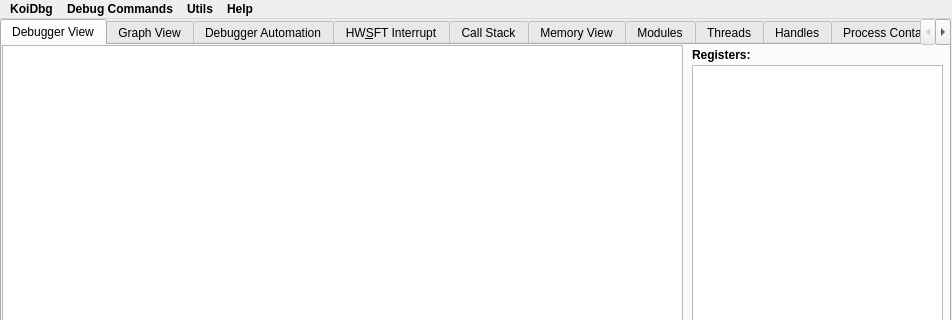
First picture: the form in debuggerwidgets/maindebug/maindebuggerwindow.ui, repository keowu/koidbg, before the edit; both pictures show x 0 to 952 and y 0 to 320 of the 952 by 730 pixel window.
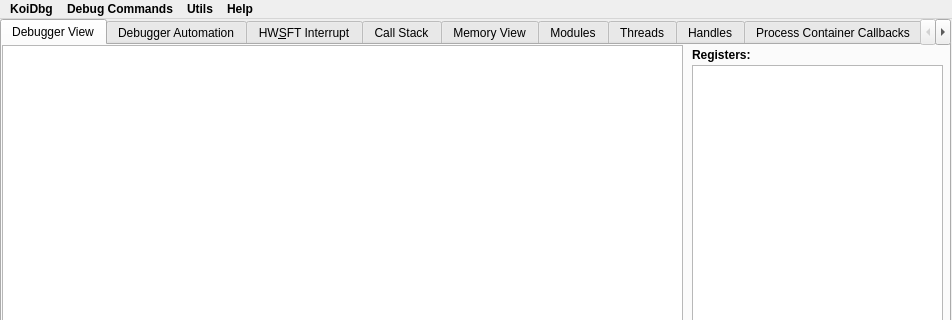
Second picture: the form after the edit. Custom widgets are drawn as their Qt base class.

Commit message:
fix: KoiDbg Turn Off GraphView Tab
Desactivate not done feature for GraphView Tab.

```diff
--- a/debuggerwidgets/maindebug/maindebuggerwindow.ui
+++ b/debuggerwidgets/maindebug/maindebuggerwindow.ui
@@ -234,11 +234,6 @@
       </property>
      </widget>
     </widget>
-    <widget class="QWidget" name="tab_12">
-     <attribute name="title">
-      <string>Graph View</string>
-     </attribute>
-    </widget>
     <widget class="QWidget" name="tab_14">
      <attribute name="title">
       <string>Debugger Automation</string>
```
